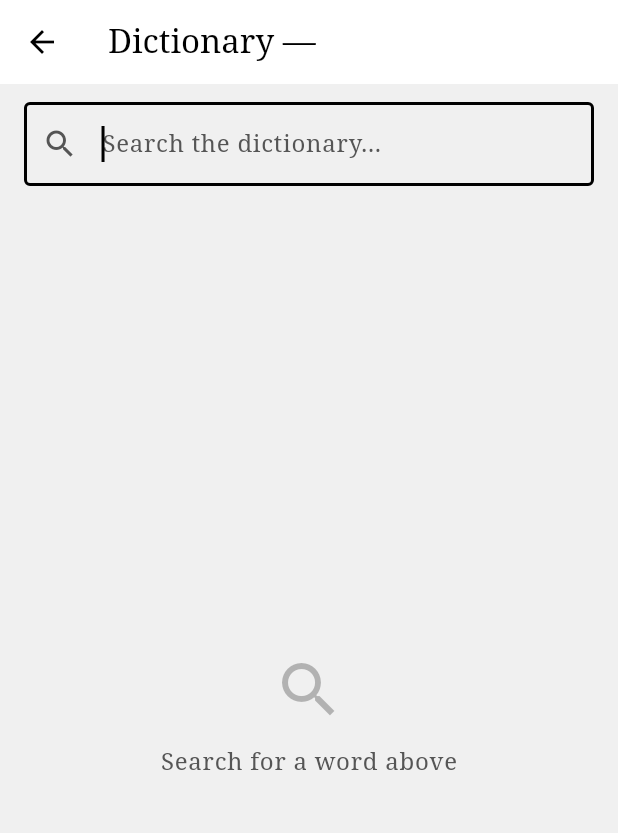
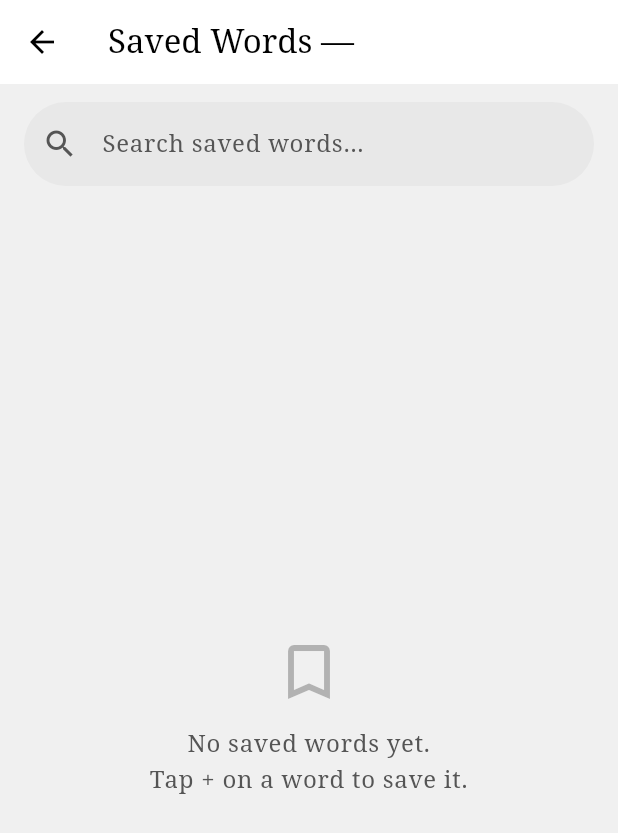
Before and after one commit to ltumat/conlang, a Flutter app: the LanguageScreen screen opened directly with empty values, after a tap on "Saved Words", on a phone screen of 412 x 824 dp. Shown: the top 833 px of the screen. Run offline on Flutter 3.47's test engine with Material 3 defaults, Android fonts, the phone set to English and light mode, and no system bars; our stand-ins replace sqflite; accounts and stored records are empty; network calls fail.

Commit message:
feat(ui): dedicated saved words screen with search and pagination
Replace reuse of the dictionary screen for saved words with a new
SavedWordsScreen featuring a search field (client-side filtering in
LocalDatabase.getSavedWords) and load-more pagination. Refresh the
saved-word count when returning from the dictionary.

```diff
--- a/frontend/lib/screens/language_screen.dart
+++ b/frontend/lib/screens/language_screen.dart
@@ -1,4 +1,5 @@
 import 'package:flutter/material.dart';
+import 'package:conlang/screens/saved_words_screen.dart';
 import 'package:conlang/screens/wlist_screen.dart';
 import 'package:conlang/services/local_database.dart';
 
@@ -52,13 +53,14 @@ class _LanguageScreenState extends State<LanguageScreen> {
             ),
             const SizedBox(height: 16),
             OutlinedButton.icon(
-              onPressed: () {
-                Navigator.push(
+              onPressed: () async {
+                await Navigator.push(
                   context,
                   MaterialPageRoute(
                     builder: (context) => WordsScreen(language: widget.language),
                   ),
                 );
+                _loadSavedCount();
               },
               icon: const Icon(Icons.menu_book),
               label: const Text('Dictionary'),
@@ -85,7 +87,7 @@ class _LanguageScreenState extends State<LanguageScreen> {
                 await Navigator.push(
                   context,
                   MaterialPageRoute(
-                    builder: (context) => WordsScreen(language: widget.language),
+                    builder: (context) => SavedWordsScreen(language: widget.language),
                   ),
                 );
                 _loadSavedCount();
--- /dev/null
+++ b/frontend/lib/screens/saved_words_screen.dart
@@ -0,0 +1,217 @@
+import 'package:flutter/material.dart';
+import 'package:conlang/screens/word_screen.dart';
+import 'package:conlang/services/local_database.dart';
+
+/// Screen showing saved words with search and client-side pagination.
+class SavedWordsScreen extends StatefulWidget {
+  final String language;
+
+  const SavedWordsScreen({super.key, required this.language});
+
+  @override
+  State<SavedWordsScreen> createState() => _SavedWordsScreenState();
+}
+
+class _SavedWordsScreenState extends State<SavedWordsScreen> {
+  final TextEditingController _searchController = TextEditingController();
+  final FocusNode _searchFocus = FocusNode();
+
+  /// All saved words matching the current query (loaded from DB).
+  List<Map<String, dynamic>> _allWords = [];
+
+  /// Currently visible slice.
+  final List<Map<String, dynamic>> _visible = [];
+  static const int _pageSize = 10;
+  int _loadedCount = 0;
+  bool _loading = true;
+  String _query = '';
+
+  @override
+  void initState() {
+    super.initState();
+    _searchController.addListener(_onSearchChanged);
+    _loadWords();
+  }
+
+  @override
+  void dispose() {
+    _searchController.removeListener(_onSearchChanged);
+    _searchController.dispose();
+    _searchFocus.dispose();
+    super.dispose();
+  }
+
+  Future<void> _loadWords() async {
+    setState(() => _loading = true);
+    final words = await LocalDatabase.getSavedWords(
+      widget.language,
+      query: _query,
+    );
+    if (!mounted) return;
+    setState(() {
+      _allWords = words;
+      _loadedCount = 0;
+      _visible.clear();
+      _addPage();
+      _loading = false;
+    });
+  }
+
+  void _onSearchChanged() {
+    final text = _searchController.text.trim().toLowerCase();
+    if (text == _query) return;
+    setState(() => _query = text);
+    _loadWords();
+  }
+
+  void _addPage() {
+    final end = (_loadedCount + _pageSize < _allWords.length)
+        ? _loadedCount + _pageSize
+        : _allWords.length;
+    for (int i = _loadedCount; i < end; i++) {
+      _visible.add(_allWords[i]);
+    }
+    _loadedCount = end;
+  }
+
+  void _loadMore() => setState(_addPage);
+
+  bool get _hasMore => _loadedCount < _allWords.length;
+
+  @override
+  Widget build(BuildContext context) {
+    final theme = Theme.of(context);
+
+    return Scaffold(
+      appBar: AppBar(title: Text('Saved Words — ${widget.language}')),
+      body: Column(
+        children: [
+          Padding(
+            padding: const EdgeInsets.fromLTRB(16, 12, 16, 8),
+            child: TextField(
+              controller: _searchController,
+              focusNode: _searchFocus,
+              decoration: InputDecoration(
+                hintText: 'Search saved words…',
+                prefixIcon: const Icon(Icons.search),
+                suffixIcon: _query.isEmpty
+                    ? null
+                    : IconButton(
+                        tooltip: 'Clear',
+                        onPressed: () {
+                          _searchController.clear();
+                          _searchFocus.unfocus();
+                        },
+                        icon: const Icon(Icons.clear),
+                      ),
+                border: OutlineInputBorder(
+                  borderRadius: BorderRadius.circular(28),
+                  borderSide: BorderSide.none,
+                ),
+                filled: true,
+                fillColor: theme.colorScheme.surfaceContainerHighest.withValues(alpha: 0.5),
+              ),
+            ),
+          ),
+          Expanded(child: _buildContent(theme)),
+        ],
+      ),
+    );
+  }
+
+  Widget _buildContent(ThemeData theme) {
+    if (_loading) {
+      return const Center(child: CircularProgressIndicator());
+    }
+
+    if (_allWords.isEmpty) {
+      return Center(
+        child: Column(
+          mainAxisSize: MainAxisSize.min,
+          children: [
+            Icon(Icons.bookmark_border, size: 48,
+                color: theme.colorScheme.onSurfaceVariant.withValues(alpha: 0.4)),
+            const SizedBox(height: 12),
+            Text(
+              _query.isEmpty
+                  ? 'No saved words yet.\nTap + on a word to save it.'
+                  : 'No saved words matching "$_query"',
+              style: theme.textTheme.bodyLarge?.copyWith(
+                color: theme.colorScheme.onSurfaceVariant,
+              ),
+              textAlign: TextAlign.center,
+            ),
+          ],
+        ),
+      );
+    }
+
+    return Column(
+      children: [
+        Padding(
+          padding: const EdgeInsets.symmetric(horizontal: 16, vertical: 4),
+          child: Row(
+            children: [
+              Text(
+                '${_visible.length} of ${_allWords.length}',
+                style: theme.textTheme.bodySmall?.copyWith(
+                  color: theme.colorScheme.onSurfaceVariant,
+                ),
+              ),
+            ],
+          ),
+        ),
+        Expanded(
+          child: ListView.separated(
+            padding: const EdgeInsets.symmetric(horizontal: 16),
+            itemCount: _visible.length + (_hasMore ? 1 : 0),
+            separatorBuilder: (_, __) => const SizedBox(height: 6),
+            itemBuilder: (context, index) {
+              if (index == _visible.length) {
+                return Padding(
+                  padding: const EdgeInsets.symmetric(vertical: 8),
+                  child: Center(
+                    child: OutlinedButton.icon(
+                      onPressed: _loadMore,
+                      icon: const Icon(Icons.expand_more, size: 18),
+                      label: const Text('Load more'),
+                    ),
+                  ),
+                );
+              }
+
+              final word = _visible[index];
+              return Card(
+                child: ListTile(
+                  contentPadding: const EdgeInsets.symmetric(
+                    horizontal: 20,
+                    vertical: 8,
+                  ),
+                  title: Text(
+                    word['word'] as String? ?? 'Unknown',
+                    style: theme.textTheme.titleLarge,
+                  ),
+                  subtitle: Text(
+                    word['pronunciation'] == null
+                        ? ''
+                        : '/${word['pronunciation']}/',
+                  ),
+                  trailing: const Icon(Icons.chevron_right),
+                  onTap: () => Navigator.push(
+                    context,
+                    MaterialPageRoute(
+                      builder: (_) => WordScreen(
+                        word: word,
+                        language: widget.language,
+                      ),
+                    ),
+                  ),
+                ),
+              );
+            },
+          ),
+        ),
+      ],
+    );
+  }
+}
--- a/frontend/lib/services/local_database.dart
+++ b/frontend/lib/services/local_database.dart
@@ -105,9 +105,11 @@ class LocalDatabase {
     return result.isNotEmpty;
   }
 
-  /// Get all saved words for a language.
+  /// Get saved words for a language, optionally matching a search query (client-side filter).
   static Future<List<Map<String, dynamic>>> getSavedWords(
-      String language) async {
+    String language, {
+    String query = '',
+  }) async {
     final db = await database;
     final rows = await db.query(
       'saved_words',
@@ -115,9 +117,17 @@ class LocalDatabase {
       whereArgs: [language],
       orderBy: 'word ASC',
     );
-    return rows
+    var words = rows
         .map((row) => Map<String, dynamic>.from(jsonDecode(row['data'] as String)))
         .toList();
+    if (query.isNotEmpty) {
+      final q = query.toLowerCase();
+      words = words.where((w) {
+        final word = (w['word'] as String? ?? '').toLowerCase();
+        return word.contains(q);
+      }).toList();
+    }
+    return words;
   }
 
   /// Get all saved languages (languages that have at least one saved word).
```
